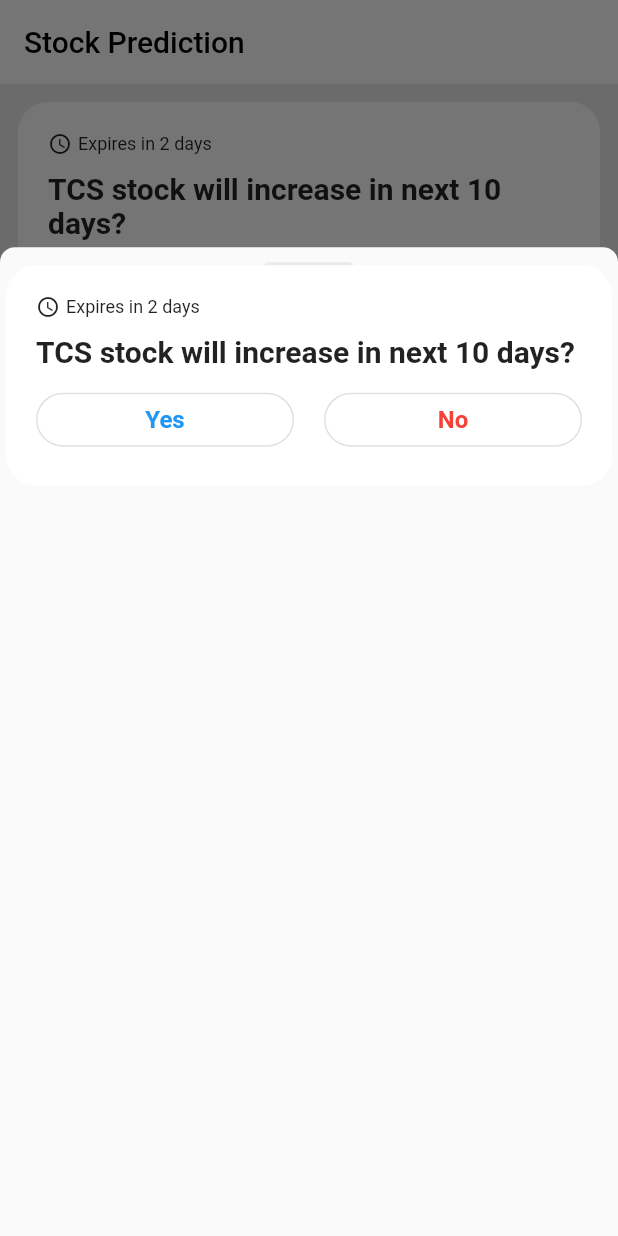
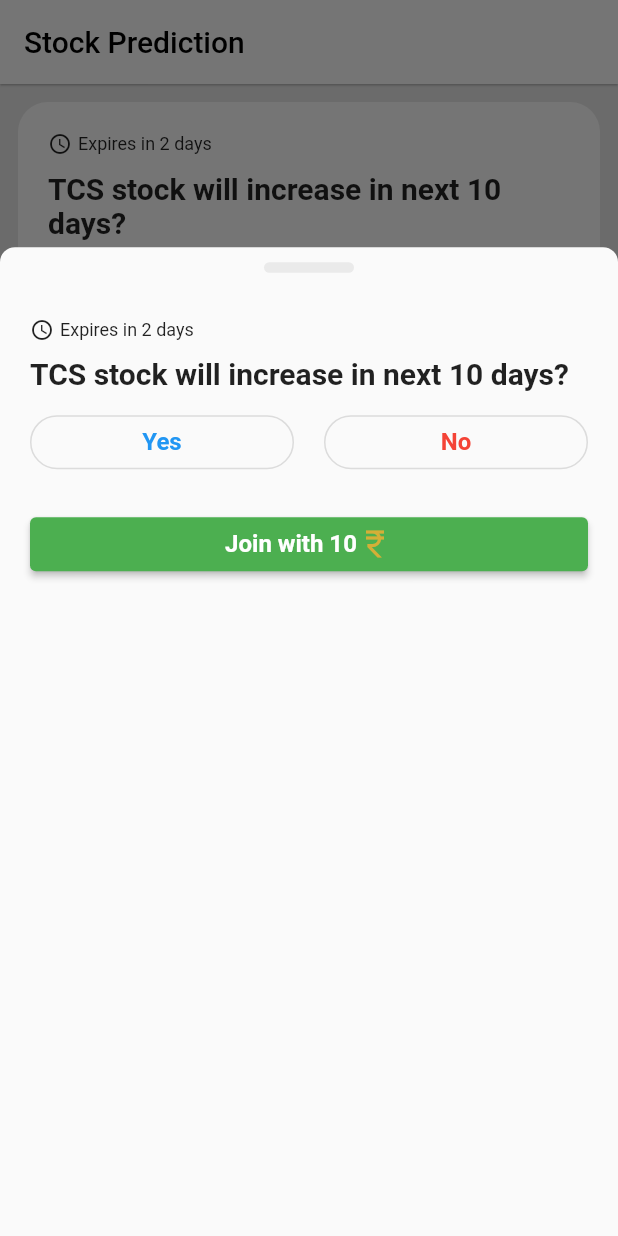
Before and after one commit to JayeshPatil18/Stock-HIVE, a Flutter app: the screen it shows after launch, after a tap on "Expires in 2 days", on a phone screen of 412 x 824 dp. Run offline on Flutter 3.47's test engine with Material 2 defaults, Android fonts, the phone set to English and light mode, and no system bars; our stand-ins replace anim_search_bar, curved_navigation_bar.

Commit message:
last commit

```diff
--- a/lib/components/queCard.dart
+++ b/lib/components/queCard.dart
@@ -3,19 +3,10 @@
 import '../font_helper/default_fonts.dart';
 
 class QuestionCard extends StatelessWidget{
-  var elevationValue = 0.0;
 
   @override
   Widget build(BuildContext context) {
     return Container(
-          margin: EdgeInsets.only(top: 8),
-          width: double.infinity,
-          child: Card(
-            shape: RoundedRectangleBorder(
-              borderRadius: BorderRadius.circular(20),
-            ),
-            elevation: elevationValue,
-            child: Container(
       margin: EdgeInsets.all(20),
       child: Column(
         crossAxisAlignment: CrossAxisAlignment.start,
@@ -59,8 +50,6 @@
               )),
         ],
       ),
-            ),
-          )
     );
   }
 }
--- a/lib/dialgo_boxs/quePrediction.dart
+++ b/lib/dialgo_boxs/quePrediction.dart
@@ -8,13 +8,11 @@
 
   @override
   Widget build(BuildContext context) {
-    return Stack(
-      alignment: AlignmentDirectional.topCenter,
-      clipBehavior: Clip.none,
+    return Container(
+      child: Column(
         children: [
-        Positioned(
-          top: 10,
-          child: Container(
+            Container(
+              margin: EdgeInsets.all(10),
               width: 60,
               height: 7,
               decoration: BoxDecoration(
@@ -22,9 +20,28 @@
                   color: defaultBgColor()
               ),
             ),
+          QuestionCard(),
+          Container(
+            margin: EdgeInsets.only(bottom: 10, right: 20, left: 20),
+            child: ElevatedButton(
+                style: ElevatedButton.styleFrom(
+                  backgroundColor: Colors.green,
                 ),
-        QuestionCard(),
-      ]
+                onPressed: (){
+
+                },
+                child: Row(
+                  mainAxisAlignment: MainAxisAlignment.center,
+                  children: [
+                    Text('Join with ', style: textStyleBtn(textColor: Colors.white)),
+                    Text('10', style: textStyleBtn(textColor: Colors.white)),
+                    Icon(Icons.currency_rupee, color: starColor()),
+                  ],
+                )
+            ),
+          )
+        ],
+      ),
     );
   }
 
--- a/lib/main.dart
+++ b/lib/main.dart
@@ -58,7 +58,7 @@
 
     final appBars = [
       AppBar(
-        elevation: 0,
+        elevation: 0.6,
         backgroundColor: Colors.white,
         title: Text(
           'Stock Prediction',
--- a/lib/pages/home.dart
+++ b/lib/pages/home.dart
@@ -6,6 +6,7 @@
 import '../font_helper/default_fonts.dart';
 
 class HomePage extends StatelessWidget {
+  var elevationValue = 0.0;
 
   void showDialogQue(BuildContext context){
     showModalBottomSheet(
@@ -43,31 +44,81 @@
                     onTap: (){
                       showDialogQue(context);
                     },
-                    child: QuestionCard(),
+                    child: Container(
+                        margin: EdgeInsets.only(top: 8),
+                        width: double.infinity,
+                        child: Card(
+                          shape: RoundedRectangleBorder(
+                            borderRadius: BorderRadius.circular(20),
+                          ),
+                          elevation: elevationValue,
+                          child: QuestionCard(),
+                        )
+                    ),
                   ),
                   InkWell(
                     onTap: (){
                       showDialogQue(context);
                     },
-                    child: QuestionCard(),
+                    child: Container(
+                        margin: EdgeInsets.only(top: 8),
+                        width: double.infinity,
+                        child: Card(
+                          shape: RoundedRectangleBorder(
+                            borderRadius: BorderRadius.circular(20),
+                          ),
+                          elevation: elevationValue,
+                          child: QuestionCard(),
+                        )
+                    ),
                   ),
                   InkWell(
                     onTap: (){
                       showDialogQue(context);
                     },
-                    child: QuestionCard(),
+                    child: Container(
+                        margin: EdgeInsets.only(top: 8),
+                        width: double.infinity,
+                        child: Card(
+                          shape: RoundedRectangleBorder(
+                            borderRadius: BorderRadius.circular(20),
+                          ),
+                          elevation: elevationValue,
+                          child: QuestionCard(),
+                        )
+                    ),
                   ),
                   InkWell(
                     onTap: (){
                       showDialogQue(context);
                     },
-                    child: QuestionCard(),
+                    child: Container(
+                        margin: EdgeInsets.only(top: 8),
+                        width: double.infinity,
+                        child: Card(
+                          shape: RoundedRectangleBorder(
+                            borderRadius: BorderRadius.circular(20),
+                          ),
+                          elevation: elevationValue,
+                          child: QuestionCard(),
+                        )
+                    ),
                   ),
                   InkWell(
                     onTap: (){
                       showDialogQue(context);
                     },
-                    child: QuestionCard(),
+                    child: Container(
+                        margin: EdgeInsets.only(top: 8),
+                        width: double.infinity,
+                        child: Card(
+                          shape: RoundedRectangleBorder(
+                            borderRadius: BorderRadius.circular(20),
+                          ),
+                          elevation: elevationValue,
+                          child: QuestionCard(),
+                        )
+                    ),
                   ),
                 ],
               ),
```
Lines whose indentation alone changed are shown as unchanged.
